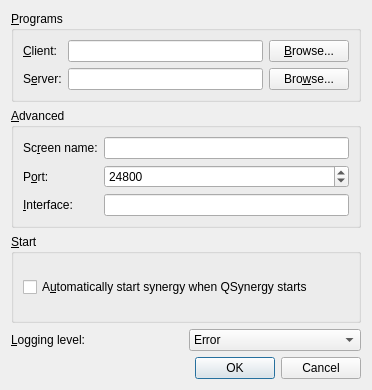
Above: trunk/gui/res/SettingsDialogBase.ui from svn2github/synergy-plus before the change. Below: the same form after it.
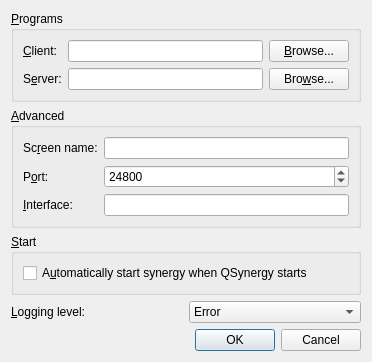
That is the form after the change.

What changed in the file:
```diff
--- a/trunk/gui/res/SettingsDialogBase.ui
+++ b/trunk/gui/res/SettingsDialogBase.ui
@@ -1,12 +1,12 @@
 <ui version="4.0" >
  <class>SettingsDialogBase</class>
- <widget class="QDialog" name="SettingsDialogBase" >
-  <property name="geometry" >
+ <widget class="QDialog" name="SettingsDialogBase">
+  <property name="geometry">
    <rect>
     <x>0</x>
     <y>0</y>
     <width>372</width>
-    <height>390</height>
+    <height>325</height>
    </rect>
   </property>
   <property name="windowTitle" >
@@ -207,8 +207,8 @@
      <property name="orientation" >
       <enum>Qt::Horizontal</enum>
      </property>
-     <property name="standardButtons" >
-      <set>QDialogButtonBox::Cancel|QDialogButtonBox::NoButton|QDialogButtonBox::Ok</set>
+     <property name="standardButtons">
+      <set>QDialogButtonBox::Cancel|QDialogButtonBox::Ok</set>
      </property>
     </widget>
    </item>
```
Left out of the diff: 163 changed lines with no effect on the pictures.
